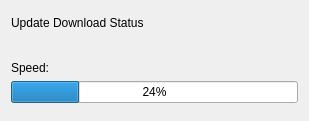
Before: the Qt Designer form updatedownloaddialog.ui in savoirfairelinux/jami-client-windows, drawn with Qt 5.
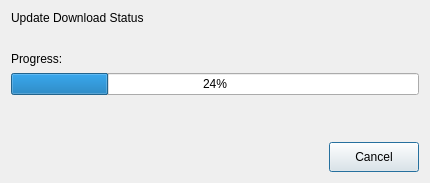
After: the same form once the commit is applied.

Commit message:
downloadmanager: add cancel ability
- change download speed display to download progress
- add cancel ability to make user enable to abort update or
  download

```diff
--- a/updatedownloaddialog.ui
+++ b/updatedownloaddialog.ui
@@ -6,14 +6,29 @@
    <rect>
     <x>0</x>
     <y>0</y>
-    <width>309</width>
-    <height>121</height>
+    <width>430</width>
+    <height>183</height>
    </rect>
   </property>
   <property name="windowTitle">
    <string>Update Download</string>
   </property>
-  <layout class="QHBoxLayout" name="horizontalLayout">
+  <layout class="QVBoxLayout" name="verticalLayout_3">
+   <property name="spacing">
+    <number>7</number>
+   </property>
+   <property name="leftMargin">
+    <number>11</number>
+   </property>
+   <property name="topMargin">
+    <number>11</number>
+   </property>
+   <property name="rightMargin">
+    <number>11</number>
+   </property>
+   <property name="bottomMargin">
+    <number>11</number>
+   </property>
    <item>
     <layout class="QVBoxLayout" name="verticalLayout_2">
      <item>
@@ -40,7 +55,7 @@
         <enum>Qt::Vertical</enum>
        </property>
        <property name="sizeType">
-        <enum>QSizePolicy::Preferred</enum>
+        <enum>QSizePolicy::Fixed</enum>
        </property>
        <property name="sizeHint" stdset="0">
         <size>
@@ -66,7 +81,7 @@
           </font>
          </property>
          <property name="text">
-          <string>Speed: </string>
+          <string>Progress: </string>
          </property>
         </widget>
        </item>
@@ -85,6 +100,61 @@
        </item>
       </layout>
      </item>
+     <item>
+      <spacer name="verticalSpacer_2">
+       <property name="orientation">
+        <enum>Qt::Vertical</enum>
+       </property>
+       <property name="sizeType">
+        <enum>QSizePolicy::MinimumExpanding</enum>
+       </property>
+       <property name="sizeHint" stdset="0">
+        <size>
+         <width>20</width>
+         <height>10</height>
+        </size>
+       </property>
+      </spacer>
+     </item>
+     <item>
+      <layout class="QHBoxLayout" name="horizontalLayout">
+       <property name="spacing">
+        <number>7</number>
+       </property>
+       <item>
+        <spacer name="horizontalSpacer">
+         <property name="orientation">
+          <enum>Qt::Horizontal</enum>
+         </property>
+         <property name="sizeHint" stdset="0">
+          <size>
+           <width>40</width>
+           <height>20</height>
+          </size>
+         </property>
+        </spacer>
+       </item>
+       <item>
+        <widget class="QPushButton" name="updateCancelButton">
+         <property name="minimumSize">
+          <size>
+           <width>90</width>
+           <height>30</height>
+          </size>
+         </property>
+         <property name="maximumSize">
+          <size>
+           <width>15</width>
+           <height>30</height>
+          </size>
+         </property>
+         <property name="text">
+          <string>Cancel</string>
+         </property>
+        </widget>
+       </item>
+      </layout>
+     </item>
     </layout>
    </item>
   </layout>
```
The commit also changes 5 other files.
